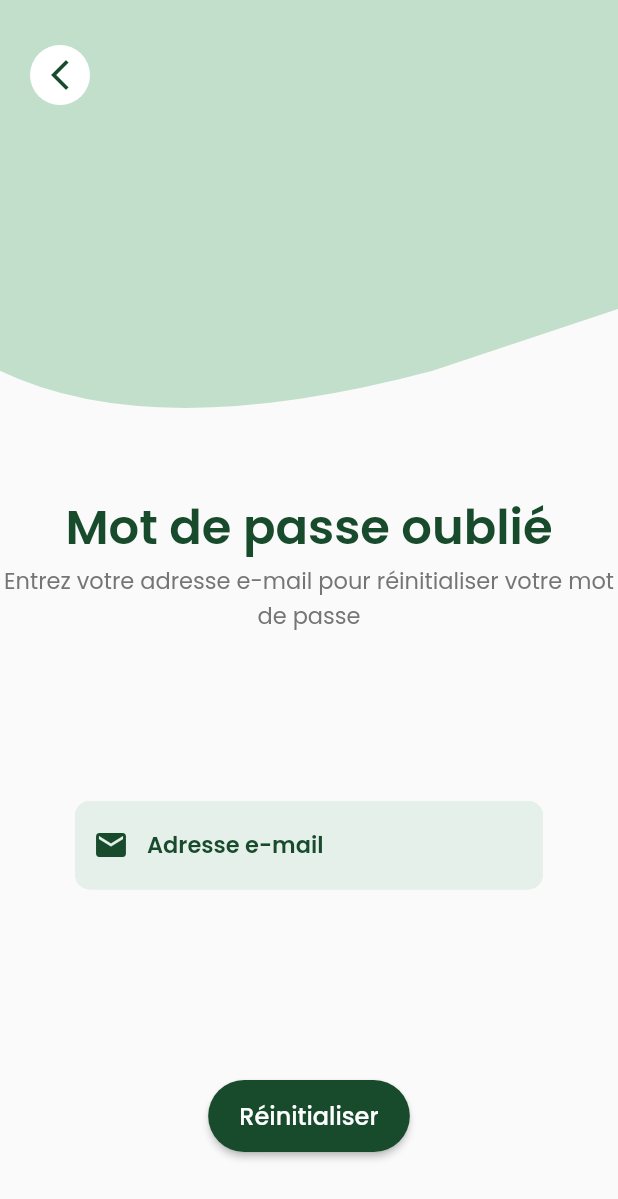
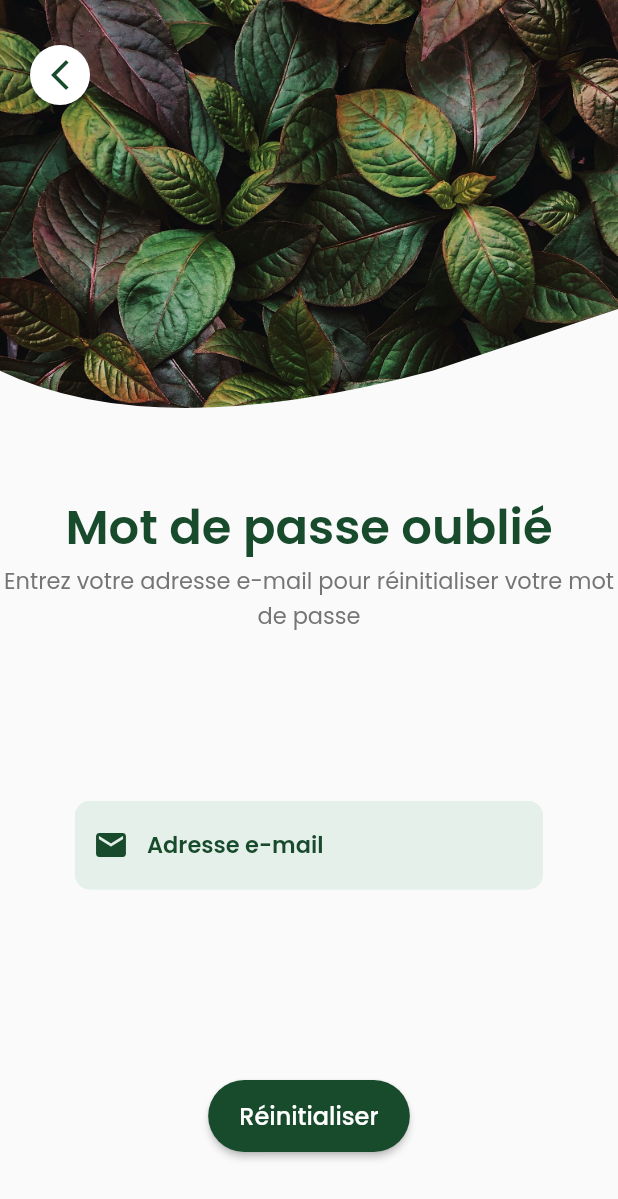
Before and after one commit to Pape45/Plant-Disease-Detection, a Flutter app: the screen it shows after launch, after a tap on "Mot de passe oublié ?", on a phone screen of 412 x 824 dp. Shown: the top 1199 px of the screen. Run offline on Flutter 3.47's test engine with Material 2 defaults, Android fonts, the phone set to English and light mode, and no system bars; our stand-ins replace google_fonts.

Commit message:
Adding forgot password Screen.

```diff
--- a/lib/main.dart
+++ b/lib/main.dart
@@ -3,10 +3,12 @@ import 'package:plant_disease_detection/screens/login_screen.dart';
 import 'package:plant_disease_detection/screens/signup_screen.dart';
 
 void main() {
-  runApp(MyApp());
+  runApp(const MyApp());
 }
 
 class MyApp extends StatelessWidget {
+  const MyApp({super.key});
+
   @override
   Widget build(BuildContext context) {
     return MaterialApp(
@@ -17,8 +19,8 @@ class MyApp extends StatelessWidget {
       ),
       initialRoute: LoginScreen.id,
       routes: {
-        LoginScreen.id: (context) => LoginScreen(),
-        SignupScreen.id: (context) => SignupScreen(),
+        LoginScreen.id: (context) => const LoginScreen(),
+        SignupScreen.id: (context) => const SignupScreen(),
       },
     );
   }
--- a/lib/screens/forget_password_screen.dart
+++ b/lib/screens/forget_password_screen.dart
@@ -3,9 +3,13 @@ import 'package:google_fonts/google_fonts.dart';
 import 'package:plant_disease_detection/components/authentication_button.dart';
 import 'package:plant_disease_detection/components/custom_text_field.dart';
 import 'package:plant_disease_detection/constants.dart';
+import 'package:flutter/services.dart';
+
 
 class ForgetPasswordScreen extends StatelessWidget {
   static const String id = 'ForgetPasswordScreen';
+
+  const ForgetPasswordScreen({super.key});
 
   @override
   Widget build(BuildContext context) {
@@ -16,9 +20,11 @@ class ForgetPasswordScreen extends StatelessWidget {
         children: [
           // First Child in the stack
           ClipPath(
-            clipper: CurveClipper(),
-            child: Container(
-              color: kSpiritedGreen,
+            clipper: ImageClipper(),
+            child: Image.asset(
+              'assets/leaves.jpg',
+              alignment: Alignment.topCenter,
+              fit: BoxFit.fitWidth,
             ),
           ),
 
@@ -141,3 +147,30 @@ class CurveClipper extends CustomClipper<Path> {
   @override
   bool shouldReclip(CustomClipper<Path> oldClipper) => false;
 }
+
+class ImageClipper extends CustomClipper<Path> {
+  @override
+  Path getClip(Size size) {
+    var path = Path();
+
+    path.lineTo(0, size.height * 0.30);
+
+    path.quadraticBezierTo(
+      size.width * 0.25,
+      size.height * 0.36,
+      size.width * 0.70,
+      size.height * 0.30,
+    );
+    path.lineTo(size.width, size.height * 0.25);
+
+    path.lineTo(size.width, 0);
+    path.lineTo(0, 0);
+
+    path.close();
+
+    return path;
+  }
+
+  @override
+  bool shouldReclip(CustomClipper<Path> oldClipper) => false;
+}
--- a/lib/screens/login_screen.dart
+++ b/lib/screens/login_screen.dart
@@ -186,7 +186,7 @@ class _LoginScreenState extends State<LoginScreen> {
                                       context,
                                       MaterialPageRoute(
                                         builder: (context) =>
-                                            ForgetPasswordScreen(),
+                                            const ForgetPasswordScreen(),
                                       ),
                                     );
                                   },
@@ -218,7 +218,7 @@ class _LoginScreenState extends State<LoginScreen> {
                                   Navigator.push(
                                     context,
                                     MaterialPageRoute(
-                                      builder: (context) => TestScreen(),
+                                      builder: (context) => const TestScreen(),
                                     ),
                                   );
                                 }
--- a/lib/screens/signup_screen.dart
+++ b/lib/screens/signup_screen.dart
@@ -18,7 +18,7 @@ class SignupScreen extends StatelessWidget {
             body: SafeArea(
               child: SingleChildScrollView(
                 child: Container(
-                  margin: EdgeInsets.only(top: 20.0), // Ajout de la marge en haut
+                  margin: const EdgeInsets.only(top: 20.0), // Ajout de la marge en haut
                   constraints: BoxConstraints(
                     maxHeight: MediaQuery.of(context).size.height * 0.9,
                   ),
--- a/lib/screens/test.dart
+++ b/lib/screens/test.dart
@@ -1,13 +1,15 @@
 import 'package:flutter/material.dart';
 
 class TestScreen extends StatelessWidget {
+  const TestScreen({super.key});
+
   @override
   Widget build(BuildContext context) {
     return Scaffold(
       appBar: AppBar(
-        title: Text('Test Screen'),
+        title: const Text('Test Screen'),
       ),
-      body: Center(
+      body: const Center(
         child: Text(
           'Bienvenue dans l\'écran de test!',
           style: TextStyle(fontSize: 20.0),
```
